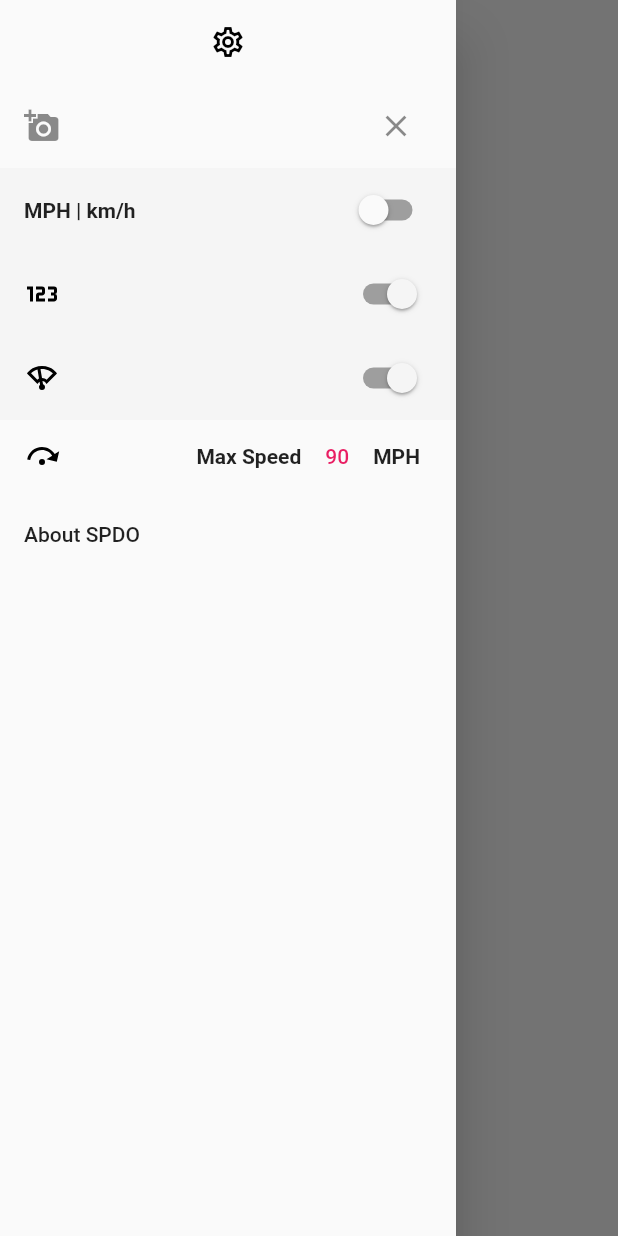
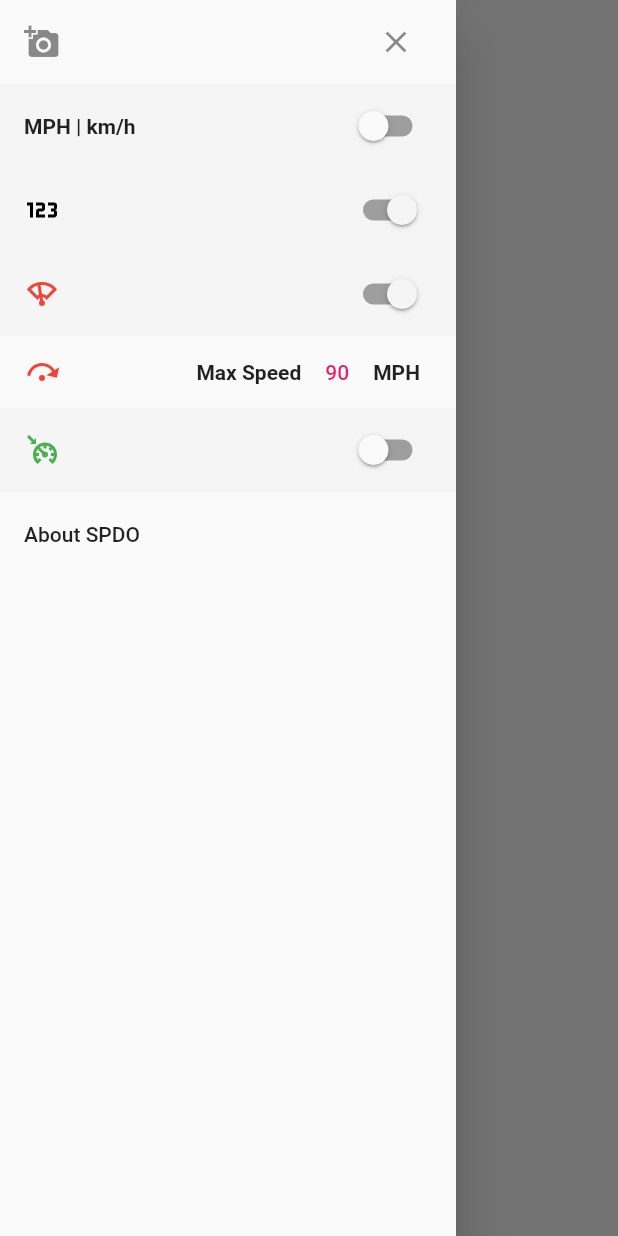
Before and after one commit to BlakeBarrett/SPDO, a Flutter app: the screen it shows after launch, after a tap on the "settings" icon, on a phone screen of 412 x 824 dp. Run offline on Flutter 3.47's test engine with Material 2 defaults, Android fonts, the phone set to English and light mode, and no system bars; our stand-ins replace flutter_svg, geolocator, image_picker, package_info, shared_preferences.

Commit message:
SPDO-12 Top speed indicator (#15)
* Updated drawer to have extra row + new icon

* This works. Could be better though.

* TextEditing happens in a popup now.

Not pleased with the solution, but it "works".

* Fix race condition.

* Max speed editing works as a popup.

* Top Speed indicator totally works!

```diff
--- a/lib/gauges/analog.dart
+++ b/lib/gauges/analog.dart
@@ -3,21 +3,28 @@ import 'dart:math' as math;
 
 @immutable
 class AnalogGauge extends StatelessWidget {
-  AnalogGauge({required final this.speed, required this.maxSpeed}) : super();
+  AnalogGauge(
+      {required final this.speed,
+      required this.maxSpeed,
+      this.color = Colors.redAccent})
+      : super();
+
   final double speed;
   final int maxSpeed;
+  final Color color;
 
   @override
   Widget build(BuildContext context) {
     var angle = this.speed * (math.pi / this.maxSpeed);
-    return AngledNeedle(angle: angle);
+    return AngledNeedle(angle: angle, color: color);
   }
 }
 
 @immutable
 class AngledNeedle extends StatelessWidget {
-  AngledNeedle({required final this.angle}) : super();
+  AngledNeedle({required final this.angle, required this.color}) : super();
   final double angle;
+  final Color color;
   @override
   Widget build(BuildContext context) {
     var size = MediaQuery.of(context).size;
@@ -31,10 +38,7 @@ class AngledNeedle extends StatelessWidget {
         height: height,
         child: CustomPaint(
           painter: _LinePainter(
-              origin: tip,
-              destination: pivot,
-              thickness: 20,
-              color: Colors.redAccent),
+              origin: tip, destination: pivot, thickness: 20, color: color),
         ));
     return Transform.rotate(
         angle: angle, alignment: Alignment.bottomRight, child: line);
--- a/lib/main.dart
+++ b/lib/main.dart
@@ -44,6 +44,7 @@ class _SpeedometerScaffoldState extends State<SpeedometerScaffold> {
   bool unitsMetric = false;
   bool showDigital = true;
   bool showAnalog = true;
+  bool showTopSpeed = false;
   int maxSpeed = 90;
 
   PackageInfo? packageInfo;
@@ -66,6 +67,7 @@ class _SpeedometerScaffoldState extends State<SpeedometerScaffold> {
     showDigital = prefs?.getBool('showDigital') ?? true;
     showAnalog = prefs?.getBool('showAnalog') ?? true;
     maxSpeed = prefs?.getInt('maxSpeed') ?? maxSpeed;
+    showTopSpeed = prefs?.getBool('showTopSpeed') ?? false;
   }
 
   void loadPlatformInfo() {
@@ -131,7 +133,7 @@ class _SpeedometerScaffoldState extends State<SpeedometerScaffold> {
         showAnalog = newValue;
         prefs?.setBool('showAnalog', newValue);
       }),
-      secondary: SvgPicture.asset('assets/wiper.svg'),
+      secondary: SvgPicture.asset('assets/wiper.svg', color: Colors.red),
       tileColor: sliderColor,
       activeColor: sliderColor,
       activeTrackColor: Colors.grey,
@@ -147,7 +149,7 @@ class _SpeedometerScaffoldState extends State<SpeedometerScaffold> {
         child: Row(
           children: [
             SvgPicture.asset('assets/max-speed.svg',
-                width: iconSize, height: iconSize),
+                width: iconSize, height: iconSize, color: Colors.red),
             Spacer(),
             Text(
               "Max Speed",
@@ -202,6 +204,26 @@ class _SpeedometerScaffoldState extends State<SpeedometerScaffold> {
     }
   }
 
+  Widget topSpeedWidget() {
+    return SwitchListTile(
+      value: showTopSpeed,
+      onChanged: (newValue) => setState(() {
+        showTopSpeed = newValue;
+        prefs?.setBool('showTopSpeed', newValue);
+      }),
+      secondary: SvgPicture.asset(
+        'assets/car-cruise-control.svg',
+        color: Colors.green,
+      ),
+      tileColor: sliderColor,
+      activeColor: sliderColor,
+      activeTrackColor: Colors.grey,
+      inactiveTrackColor: Colors.grey,
+      dense: false,
+      controlAffinity: ListTileControlAffinity.trailing,
+    );
+  }
+
   Widget aboutWidget() {
     return AboutListTile(
       applicationIcon: SvgPicture.asset(
@@ -235,22 +257,18 @@ class _SpeedometerScaffoldState extends State<SpeedometerScaffold> {
         digital: showDigital,
         analog: showAnalog,
         maxSpeed: maxSpeed,
+        showTopSpeed: showTopSpeed,
       ),
       drawer: Drawer(
         child: ListView(
           keyboardDismissBehavior: ScrollViewKeyboardDismissBehavior.onDrag,
           children: [
-            ListTile(
-                title: Icon(
-              Icons.settings_outlined,
-              color: Colors.black,
-              size: iconSize,
-            )),
             backgroundChooserWidget(),
             unitSelectionWidget(),
             digitalSpeedWidget(),
             analogSpeedWidget(),
             maxSpeedWidget(),
+            topSpeedWidget(),
             aboutWidget(),
           ],
         ),
@@ -266,13 +284,15 @@ class SpeedListenerWidget extends StatefulWidget {
       this.metric = false,
       this.digital = true,
       this.analog = true,
-      required this.maxSpeed})
+      required this.maxSpeed,
+      this.showTopSpeed = false})
       : super(key: key);
 
   final bool metric;
   final bool digital;
   final bool analog;
   final int maxSpeed;
+  final bool showTopSpeed;
   late final SpeedReader speedReader;
 
   @override
@@ -282,7 +302,6 @@ class SpeedListenerWidget extends StatefulWidget {
 class _SpeedListenerWidgetState extends State<SpeedListenerWidget> {
   var _display = '';
   var _speed = 0;
-  var _fastestSpeedKPH = 0.0; // kilometers per hour;
 
   final displayMetric = "km/h";
   final displayImperial = "MPH";
@@ -297,17 +316,12 @@ class _SpeedListenerWidgetState extends State<SpeedListenerWidget> {
         _speed =
             (this.widget.metric ? speedKPH : kphToMPH(speedKPH)).abs().round();
 
-        // keep track of where we are
-        // _lastPosition = position;
+        final String displaySpeed = _speed.toString();
+        var suffix =
+            (widget.metric ? this.displayMetric : this.displayImperial);
 
-        // update the high-score
-        if (speedKPH > _fastestSpeedKPH) _fastestSpeedKPH = speedKPH;
-
-        final String displaySpeed = _speed.toString();
         if (this.widget.digital) {
-          _display = (this.widget.metric
-              ? displaySpeed + displayMetric
-              : displaySpeed + displayImperial);
+          _display = displaySpeed + suffix;
         } else {
           _display = '';
         }
@@ -340,6 +354,7 @@ class _SpeedListenerWidgetState extends State<SpeedListenerWidget> {
       display: _display,
       analog: widget.analog,
       maxSpeed: widget.maxSpeed,
+      showTopSpeed: widget.showTopSpeed,
     );
   }
 }
@@ -350,12 +365,14 @@ class SpeedometerWidget extends StatefulWidget {
       {required this.speed,
       required this.display,
       required this.analog,
-      required this.maxSpeed})
+      required this.maxSpeed,
+      this.showTopSpeed = false})
       : super();
   final double speed;
   final String display;
   final bool analog;
   final int maxSpeed;
+  final bool showTopSpeed;
 
   @override
   _SpeedometerWidgetState createState() => _SpeedometerWidgetState();
@@ -366,7 +383,8 @@ class _SpeedometerWidgetState extends State<SpeedometerWidget>
   late Animation<double>? _animation;
   late AnimationController? _animationController;
 
-  late var speed = widget.speed;
+  var _speed = 0.0;
+  var _topSpeed = 0.0;
   Image? _background;
 
   @override
@@ -378,7 +396,7 @@ class _SpeedometerWidgetState extends State<SpeedometerWidget>
         .animate(_animationController!)
           ..addListener(() {
             setState(() {
-              speed = _animation!.value;
+              _speed = _animation!.value;
             });
           });
     _animationController?.addStatusListener((status) {
@@ -424,13 +442,25 @@ class _SpeedometerWidgetState extends State<SpeedometerWidget>
           _background = value;
         }));
 
-    double _speed = (_animation != null) ? _animation!.value : widget.speed;
+    if (_topSpeed < widget.speed) {
+      _topSpeed = widget.speed;
+    }
+    _speed = (_animation != null) ? _animation!.value : widget.speed;
 
-    return Scaffold(
+    return GestureDetector(
+      child: Scaffold(
         body: Center(
           child: Stack(children: [
             if (_background != null) ...[Center(child: _background)],
             settingsDrawerDisclosureIcon(),
+            if (_topSpeed > 0 && widget.showTopSpeed) ...[
+              // The green top-speed indicator is only shown if
+              // the top speed is > 0
+              AnalogGauge(
+                  speed: _topSpeed,
+                  maxSpeed: widget.maxSpeed,
+                  color: Colors.greenAccent),
+            ],
             Center(
               child: DigitalGauge(value: widget.display),
             ),
@@ -439,6 +469,10 @@ class _SpeedometerWidgetState extends State<SpeedometerWidget>
             ],
           ]),
         ),
+      ),
+      onTap: () => setState(() {
+        _topSpeed = 0.0;
+      }),
     );
   }
 }
--- a/pubspec.yaml
+++ b/pubspec.yaml
@@ -63,6 +63,7 @@ flutter:
     - assets/wiper.svg
     - assets/icon.svg
     - assets/max-speed.svg
+    - assets/car-cruise-control.svg
 
   # An image asset can refer to one or more resolution-specific "variants", see
   # https://flutter.dev/assets-and-images/#resolution-aware.
```
Also changed, not shown: assets/car-cruise-control.svg (added). Lines whose indentation alone changed are shown as unchanged.
